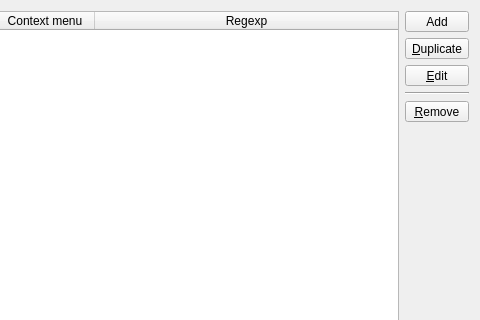
Above: Viewer/src/TextFilterHandlerDialog.ui from ecmwf/ecflow before the change; both pictures show x 217 to 697 and y 0 to 320 of the 697 by 525 pixel window. Below: the same form after it.
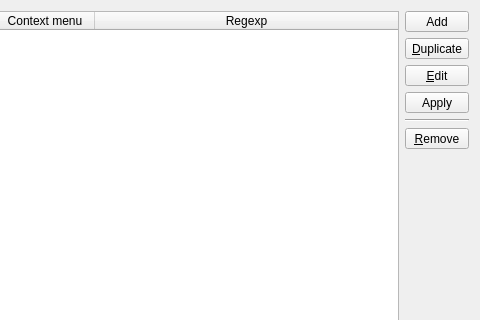
That is the form after the change. Icons and pictures are not drawn.

Commit message: ecFlowUI: add regexp based line filter to text viewer in Output panel ECFLOW-1169

```diff
--- a/Viewer/src/TextFilterHandlerDialog.ui
+++ b/Viewer/src/TextFilterHandlerDialog.ui
@@ -121,6 +121,19 @@
          </property>
         </widget>
        </item>
+       <item>
+        <widget class="QToolButton" name="applyTb_">
+         <property name="sizePolicy">
+          <sizepolicy hsizetype="Preferred" vsizetype="Fixed">
+           <horstretch>0</horstretch>
+           <verstretch>0</verstretch>
+          </sizepolicy>
+         </property>
+         <property name="text">
+          <string>Apply</string>
+         </property>
+        </widget>
+       </item>
        <item>
         <widget class="Line" name="line">
          <property name="orientation">
```
Left out of the diff: 10 changed lines with no effect on the pictures. The commit also changes 6 other files.
